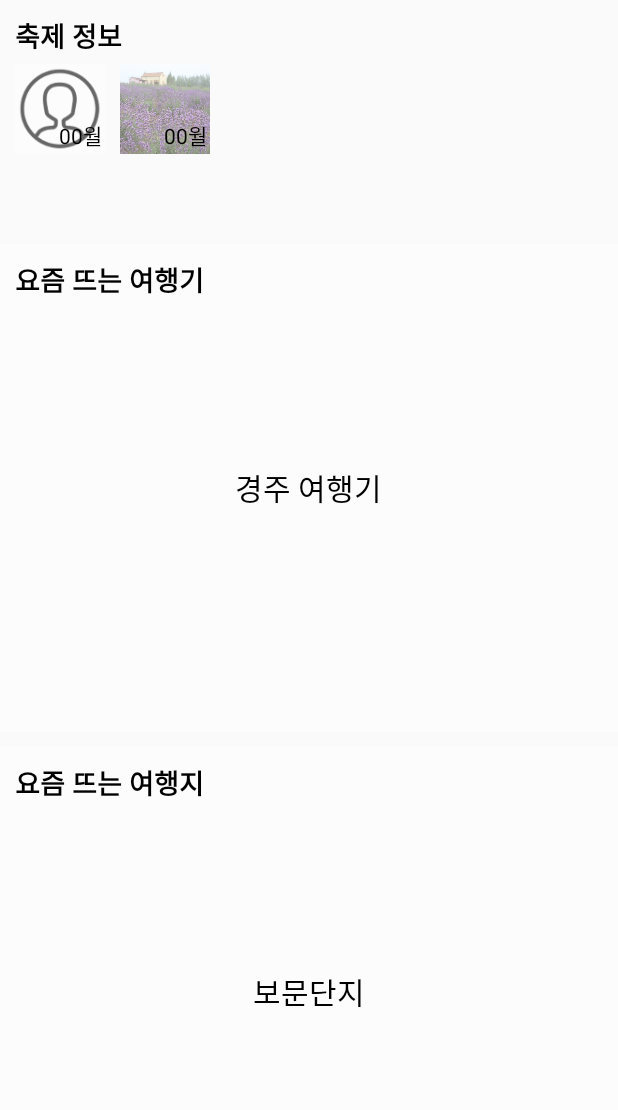
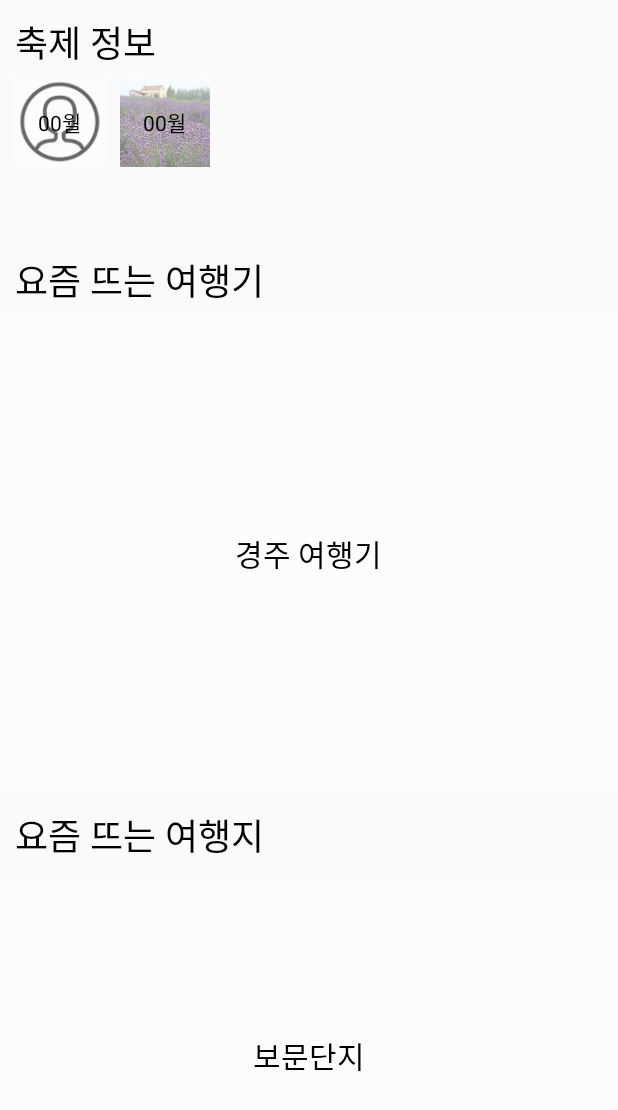
Before and after one commit to guidit/guidit-android, an Android app: the layout fragment_browse.xml on its own in the app's theme, with its tools: preview values and no code run, on a phone screen of 412 x 824 dp. Shown: the top 1110 px of the screen. Run offline under Robolectric (Android 15) with nearby library versions, the light colour scheme and no system bars.

Commit message:
brows frag design-ing

```diff
--- a/app/src/main/res/layout/fragment_browse.xml
+++ b/app/src/main/res/layout/fragment_browse.xml
@@ -5,9 +5,9 @@
             android:fillViewport="true">
 
     <LinearLayout
-                  android:orientation="vertical"
-                  android:layout_width="match_parent"
-                  android:layout_height="match_parent">
+        android:orientation="vertical"
+        android:layout_width="match_parent"
+        android:layout_height="match_parent">
 
         <LinearLayout
             android:layout_width="match_parent"
@@ -19,8 +19,7 @@
                 android:layout_width="wrap_content"
                 android:layout_height="wrap_content"
                 android:text="축제 정보"
-                android:textSize="18sp"
-                android:textStyle="bold"
+                android:textSize="24sp"
                 android:textColor="@android:color/black"
                 android:layout_marginTop="10dp"
                 android:layout_marginLeft="10dp"/>
@@ -55,8 +54,7 @@
                         android:layout_height="wrap_content"
                         android:text="00월"
                         android:textColor="@android:color/black"
-                        android:layout_alignParentRight="true"
-                        android:layout_alignParentBottom="true"
+                        android:layout_centerInParent="true"
                         android:layout_margin="2dp"/>
 
                 </RelativeLayout>
@@ -85,8 +83,7 @@
                         android:layout_height="wrap_content"
                         android:text="00월"
                         android:textColor="@android:color/black"
-                        android:layout_alignParentRight="true"
-                        android:layout_alignParentBottom="true"
+                        android:layout_centerInParent="true"
                         android:layout_margin="2dp"/>
 
 
@@ -96,10 +93,20 @@
 
         </LinearLayout>
 
+        <TextView
+            android:layout_width="wrap_content"
+            android:layout_height="wrap_content"
+            android:text="요즘 뜨는 여행기"
+            android:textSize="24sp"
+            android:layout_marginTop="10dp"
+            android:layout_marginLeft="10dp"
+            android:textColor="@android:color/black" />
+
         <RelativeLayout
             android:id="@+id/hot_plan_layout"
             android:layout_width="match_parent"
             android:layout_height="0dp"
+            android:layout_marginTop="5dp"
             android:layout_weight="0.4">
 
             <ImageView
@@ -114,15 +121,6 @@
                 android:background="#88FFFFFF"/>
 
             <TextView
-                android:layout_width="wrap_content"
-                android:layout_height="wrap_content"
-                android:text="요즘 뜨는 여행기"
-                android:textSize="18sp"
-                android:textStyle="bold"
-                android:textColor="@android:color/black"
-                android:layout_margin="10dp"/>
-
-            <TextView
                 android:id="@+id/hot_plan_name"
                 android:layout_width="wrap_content"
                 android:layout_height="wrap_content"
@@ -133,11 +131,20 @@
 
         </RelativeLayout>
 
+        <TextView
+            android:layout_width="wrap_content"
+            android:layout_height="wrap_content"
+            android:text="요즘 뜨는 여행지"
+            android:textSize="24sp"
+            android:textColor="@android:color/black"
+            android:layout_marginTop="10dp"
+            android:layout_marginLeft="10dp"/>
+
         <RelativeLayout
             android:id="@+id/hot_sight_layout"
             android:layout_width="match_parent"
             android:layout_height="0dp"
-            android:layout_weight="0.4"
+            android:layout_weight="0.3"
             android:layout_marginTop="10dp">
 
             <ImageView
@@ -150,15 +157,6 @@
                 android:layout_width="match_parent"
                 android:layout_height="match_parent"
                 android:background="#88FFFFFF"/>
-
-            <TextView
-                android:layout_width="wrap_content"
-                android:layout_height="wrap_content"
-                android:text="요즘 뜨는 여행지"
-                android:textSize="18sp"
-                android:textStyle="bold"
-                android:textColor="@android:color/black"
-                android:layout_margin="10dp"/>
 
             <TextView
                 android:id="@+id/hot_sight_name"
```
